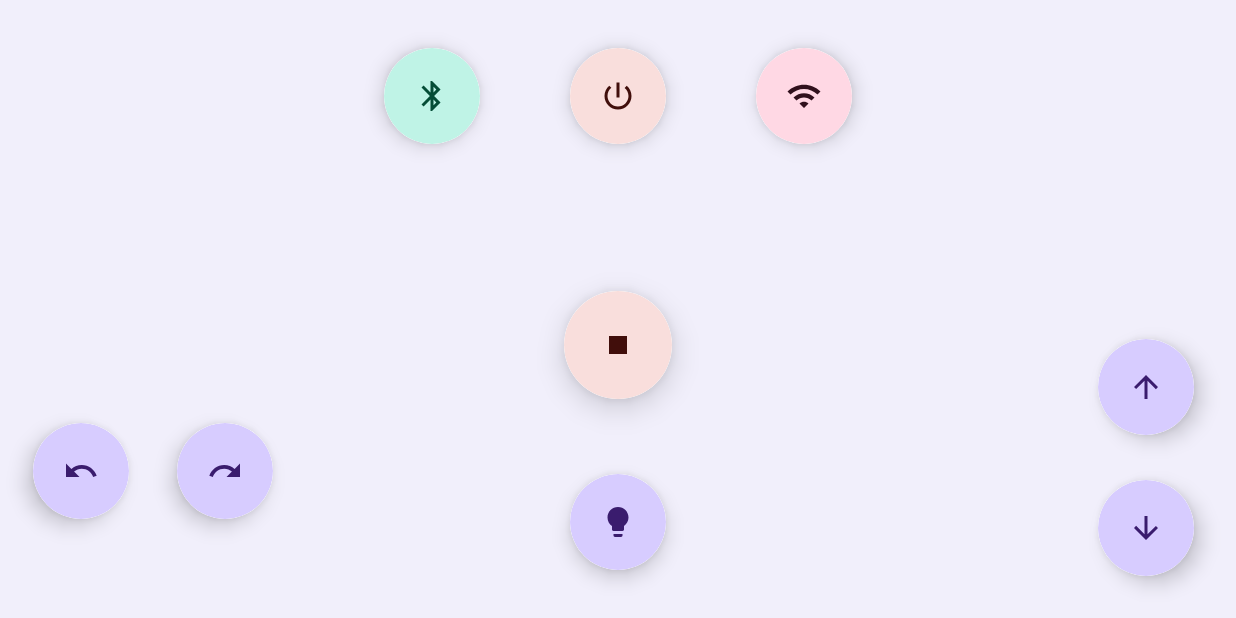
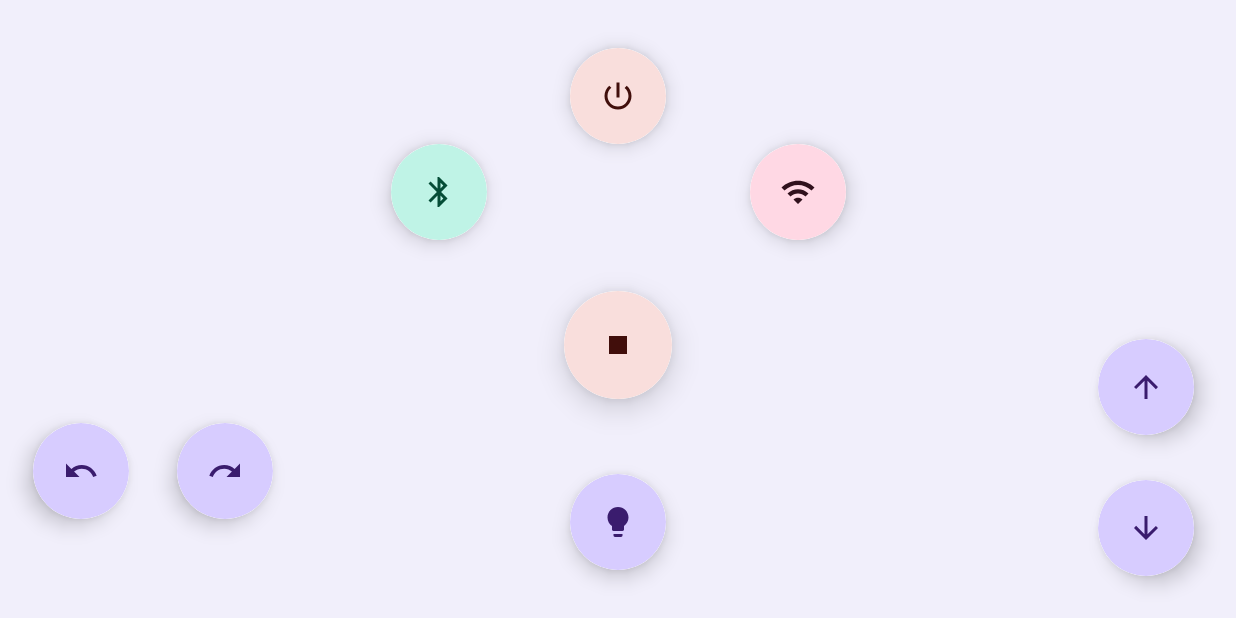
Before and after one commit to Ismael-droid-01/control_remoto, an Android app built with Jetpack Compose: the screen it shows after launch (MainActivity), after a tap on "Power", on a phone screen of 824 x 412 dp (held sideways). Run offline under Robolectric (Android 15) with nearby library versions, the phone set to English and light mode, and no system bars.

Commit message:
Disposicion de los botones de conexion

```diff
--- a/app/src/main/java/com/example/control_remoto/ui/RemoteControlUI.kt
+++ b/app/src/main/java/com/example/control_remoto/ui/RemoteControlUI.kt
@@ -30,12 +30,43 @@ fun RemoteControlUI(modifier: Modifier = Modifier) {
             .padding(WindowInsets.navigationBars.asPaddingValues())
     ) {
 
-        // 🔼 Top Row
+        // 🔴 Fila solo con Power (centrado arriba)
         Row(
             modifier = Modifier
                 .align(Alignment.TopCenter)
                 .padding(16.dp),
-            horizontalArrangement = Arrangement.spacedBy(60.dp)
+            horizontalArrangement = Arrangement.Center
+        ) {
+            Surface(
+                shape = CircleShape,
+                shadowElevation = 8.dp,
+                modifier = Modifier.size(64.dp)
+            ) {
+                IconButton(
+                    onClick = {
+                        showMessage("Power")
+                        bleServer?.sendText("Power")
+                    },
+                    modifier = Modifier
+                        .background(MaterialTheme.colorScheme.errorContainer, CircleShape)
+                        .fillMaxSize()
+                ) {
+                    Icon(
+                        Icons.Filled.PowerSettingsNew,
+                        contentDescription = "Power",
+                        tint = MaterialTheme.colorScheme.onErrorContainer
+                    )
+                }
+            }
+        }
+
+        // 🔵 Fila con Bluetooth y WiFi más abajo (centrado)
+        Row(
+            modifier = Modifier
+                .align(Alignment.TopCenter)
+                .padding(top = 80.dp)  // ajusta para subir/bajar
+                .fillMaxWidth(),
+            horizontalArrangement = Arrangement.spacedBy(175.dp, Alignment.CenterHorizontally)
         ) {
             Surface(
                 shape = CircleShape,
@@ -55,28 +86,6 @@ fun RemoteControlUI(modifier: Modifier = Modifier) {
                         Icons.Filled.Bluetooth,
                         contentDescription = "Bluetooth",
                         tint = MaterialTheme.colorScheme.onSecondaryContainer
-                    )
-                }
-            }
-
-            Surface(
-                shape = CircleShape,
-                shadowElevation = 8.dp,
-                modifier = Modifier.size(64.dp)
-            ) {
-                IconButton(
-                    onClick = {
-                        showMessage("Power")
-                        bleServer?.sendText("Power")
-                    },
-                    modifier = Modifier
-                        .background(MaterialTheme.colorScheme.errorContainer, CircleShape)
-                        .fillMaxSize()
-                ) {
-                    Icon(
-                        Icons.Filled.PowerSettingsNew,
-                        contentDescription = "Power",
-                        tint = MaterialTheme.colorScheme.onErrorContainer
                     )
                 }
             }
```
